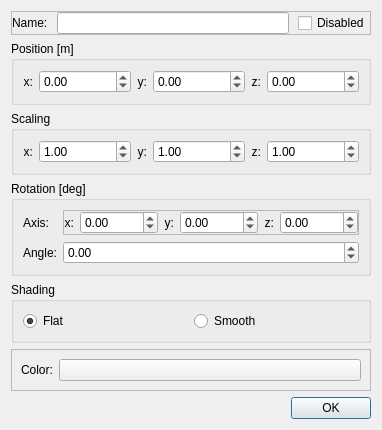
Qt form WindSim/src/GUI/ui/meshProperties.ui (gudajan/Windsim) before a commit.
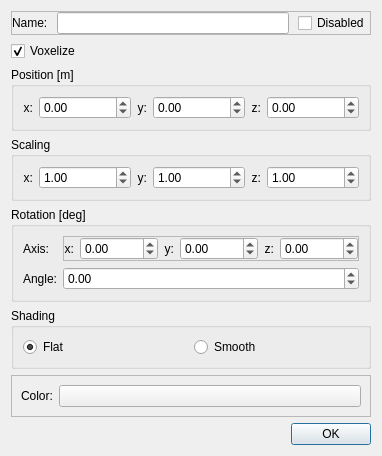
The same form after that commit.

Commit message: * Use compute shader to combine the voxeliations of all meshes. This way the grid has to be copied from the GPU to CPU only once. * fixed some bugs in the volume rendering shader code (while loop was executed to often) * Display FPS in status bar * Added options to toggle voxelization in VoxelGrid and for mesh objects.

What changed in the file:
```diff
--- a/WindSim/src/GUI/ui/meshProperties.ui
+++ b/WindSim/src/GUI/ui/meshProperties.ui
@@ -7,7 +7,7 @@
     <x>0</x>
     <y>0</y>
     <width>382</width>
-    <height>379</height>
+    <height>402</height>
    </rect>
   </property>
   <property name="windowTitle">
@@ -74,6 +74,16 @@
      </layout>
     </widget>
    </item>
+   <item>
+    <widget class="QCheckBox" name="cbVoxelize">
+     <property name="text">
+      <string>Voxelize</string>
+     </property>
+     <property name="checked">
+      <bool>true</bool>
+     </property>
+    </widget>
+   </item>
    <item>
     <widget class="QGroupBox" name="gbPos">
      <property name="title">
```
Left out of the diff: 6 changed lines with no effect on the pictures. The commit also changes 18 other files.
